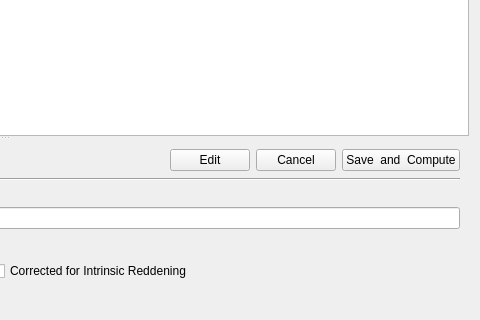
Before: the Qt Designer form PhzQtUI/auxdir/PhzQtUI/DialogLuminosityPrior.ui in astrorama/Phosphoros, drawn with Qt 5; both pictures show x 480 to 960 and y 295 to 615 of the 960 by 986 pixel window.
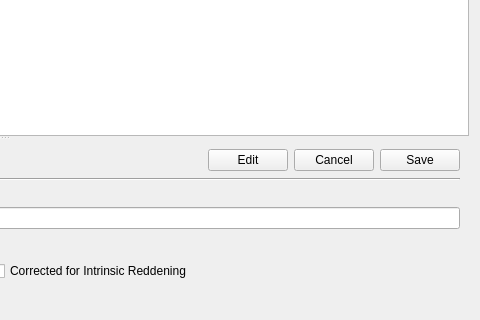
After: the same form once the commit is applied.

```diff
--- a/PhzQtUI/auxdir/PhzQtUI/DialogLuminosityPrior.ui
+++ b/PhzQtUI/auxdir/PhzQtUI/DialogLuminosityPrior.ui
@@ -163,7 +163,7 @@
             <item>
              <widget class="QPushButton" name="btn_save">
               <property name="text">
-               <string>Save  and  Compute</string>
+               <string>Save</string>
               </property>
              </widget>
             </item>
```
Left out of the diff: 2 changed lines with no effect on the pictures.
